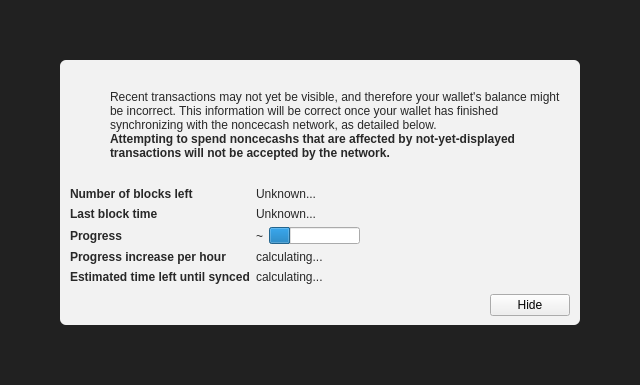
Qt form src/qt/forms/modaloverlay.ui (termucoin/dogecoin) before a commit.
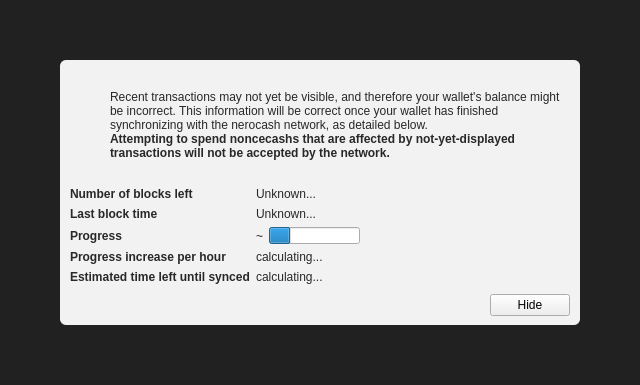
The same form after that commit. Icons and pictures are not drawn. Custom widgets are drawn as their Qt base class.

Diff of the .ui file:
```diff
--- a/src/qt/forms/modaloverlay.ui
+++ b/src/qt/forms/modaloverlay.ui
@@ -130,7 +130,7 @@
              <item>
               <widget class="QLabel" name="infoText">
                <property name="text">
-                <string>Recent transactions may not yet be visible, and therefore your wallet's balance might be incorrect. This information will be correct once your wallet has finished synchronizing with the noncecash network, as detailed below.</string>
+                <string>Recent transactions may not yet be visible, and therefore your wallet's balance might be incorrect. This information will be correct once your wallet has finished synchronizing with the nerocash network, as detailed below.</string>
                </property>
                <property name="textFormat">
                 <enum>Qt::RichText</enum>
```
